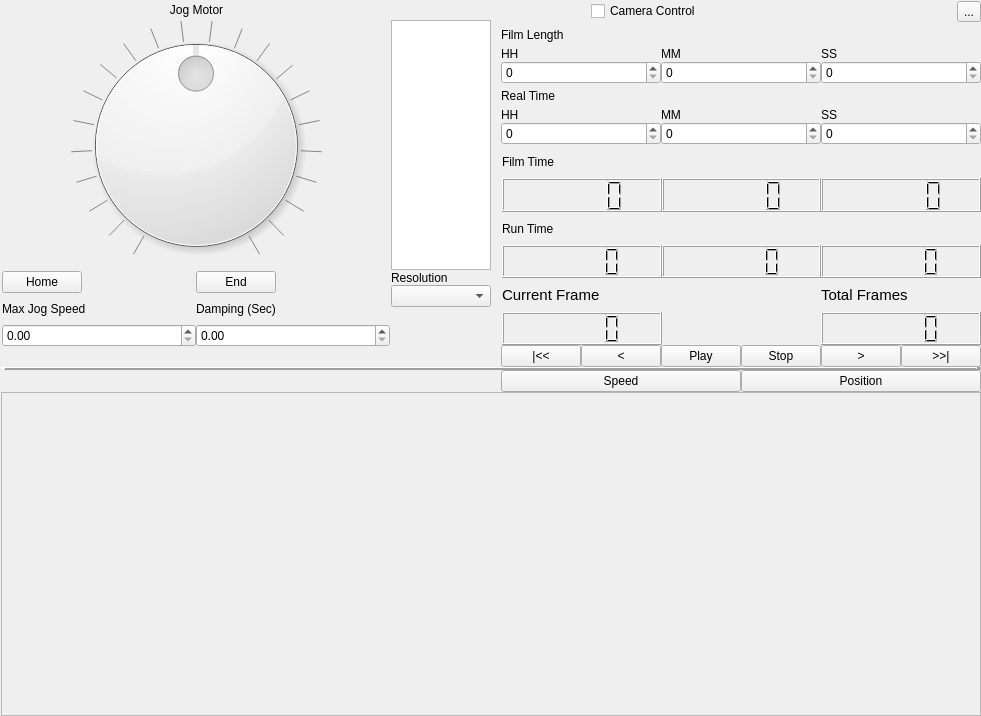
This is Graffik/gui/film/filmwindow.ui in DynamicPerception/Graffik_Legacy as Qt 5 draws it before an edit. The edited form follows.
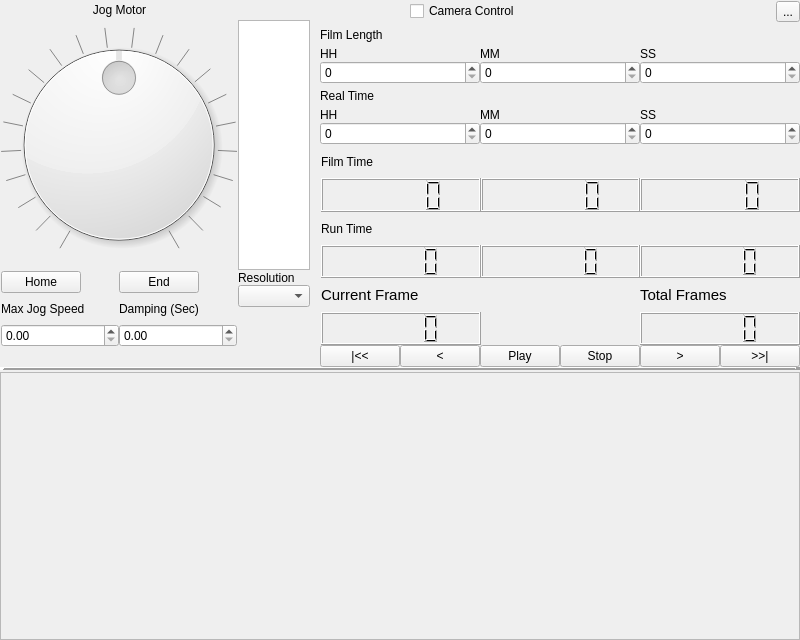
This is the edited form.

Diff of the .ui file:
```diff
--- a/Graffik/gui/film/filmwindow.ui
+++ b/Graffik/gui/film/filmwindow.ui
@@ -6,10 +6,16 @@
    <rect>
     <x>0</x>
     <y>0</y>
-    <width>917</width>
-    <height>716</height>
+    <width>800</width>
+    <height>640</height>
    </rect>
   </property>
+  <property name="minimumSize">
+   <size>
+    <width>800</width>
+    <height>640</height>
+   </size>
+  </property>
   <property name="windowTitle">
    <string>Form</string>
   </property>
@@ -26,9 +32,9 @@
    <property name="spacing">
     <number>0</number>
    </property>
-   <item row="2" column="0">
+   <item row="1" column="0">
     <layout class="QGridLayout" name="gridLayout_5">
-     <item row="0" column="1" colspan="2">
+     <item row="0" column="1" colspan="3">
       <layout class="QGridLayout" name="jogGrid">
        <property name="sizeConstraint">
         <enum>QLayout::SetDefaultConstraint</enum>
@@ -284,7 +290,7 @@
        </item>
       </layout>
      </item>
-     <item row="5" column="1" colspan="3">
+     <item row="6" column="1" colspan="4">
       <widget class="QScrollArea" name="visualSA">
        <property name="minimumSize">
         <size>
@@ -303,48 +309,14 @@
          <rect>
           <x>0</x>
           <y>0</y>
-          <width>900</width>
-          <height>178</height>
+          <width>790</width>
+          <height>203</height>
          </rect>
         </property>
        </widget>
       </widget>
      </item>
-     <item row="2" column="3">
-      <layout class="QHBoxLayout" name="horizontalLayout_3">
-       <item>
-        <widget class="QPushButton" name="pushButton_4">
-         <property name="text">
-          <string>Speed</string>
-         </property>
-        </widget>
-       </item>
-       <item>
-        <widget class="QPushButton" name="pushButton_5">
-         <property name="text">
-          <string>Position</string>
-         </property>
-        </widget>
-       </item>
-      </layout>
-     </item>
-     <item row="2" column="1" colspan="2">
-      <spacer name="horizontalSpacer">
-       <property name="orientation">
-        <enum>Qt::Horizontal</enum>
-       </property>
-       <property name="sizeType">
-        <enum>QSizePolicy::MinimumExpanding</enum>
-       </property>
-       <property name="sizeHint" stdset="0">
-        <size>
-         <width>500</width>
-         <height>20</height>
-        </size>
-       </property>
-      </spacer>
-     </item>
-     <item row="1" column="1" colspan="3">
+     <item row="1" column="1" colspan="4">
       <widget class="Line" name="line_2">
        <property name="frameShadow">
         <enum>QFrame::Raised</enum>
@@ -367,13 +339,13 @@
        </property>
        <property name="sizeHint" stdset="0">
         <size>
-         <width>1</width>
+         <width>0</width>
          <height>40</height>
         </size>
        </property>
       </spacer>
      </item>
-     <item row="0" column="3">
+     <item row="0" column="4">
       <layout class="QVBoxLayout" name="verticalLayout">
        <property name="leftMargin">
         <number>0</number>
@@ -640,7 +612,7 @@
        </item>
       </layout>
      </item>
-     <item row="5" column="0">
+     <item row="6" column="0">
       <spacer name="verticalSpacer_6">
        <property name="orientation">
         <enum>Qt::Vertical</enum>
@@ -656,6 +628,42 @@
        </property>
       </spacer>
      </item>
+     <item row="2" column="1" colspan="4">
+      <spacer name="widthHSpacer">
+       <property name="orientation">
+        <enum>Qt::Horizontal</enum>
+       </property>
+       <property name="sizeType">
+        <enum>QSizePolicy::MinimumExpanding</enum>
+       </property>
+       <property name="sizeHint" stdset="0">
+        <size>
+         <width>792</width>
+         <height>1</height>
+        </size>
+       </property>
+      </spacer>
+     </item>
+     <item row="3" column="1" colspan="4">
+      <layout class="QVBoxLayout" name="tapeVLayout">
+       <property name="spacing">
+        <number>0</number>
+       </property>
+       <item>
+        <spacer name="horizontalSpacer_7">
+         <property name="orientation">
+          <enum>Qt::Horizontal</enum>
+         </property>
+         <property name="sizeHint" stdset="0">
+          <size>
+           <width>40</width>
+           <height>1</height>
+          </size>
+         </property>
+        </spacer>
+       </item>
+      </layout>
+     </item>
     </layout>
    </item>
   </layout>
```
